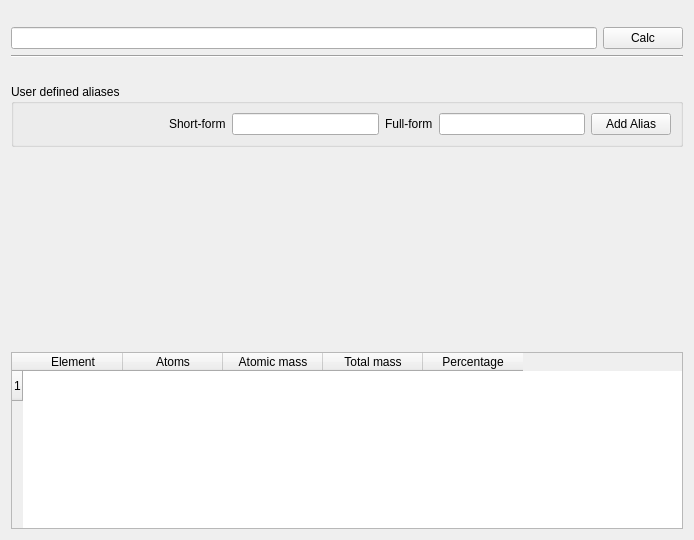
The window that src/molcalcwidgetbase.ui (KDE/kalzium) describes before a commit, drawn with Qt 5.
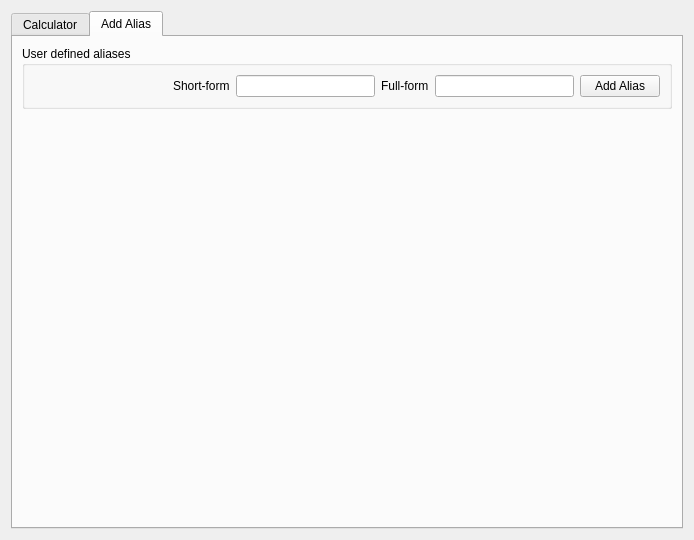
The same window after the commit. The open tabs and pages were chosen to show the change. Custom widgets are drawn as their Qt base class.

Commit message: Making the molcalWidget prettier.

Diff of the .ui file:
```diff
--- a/src/molcalcwidgetbase.ui
+++ b/src/molcalcwidgetbase.ui
@@ -10,6 +10,16 @@
     <height>540</height>
    </rect>
   </property>
+  <layout class="QVBoxLayout" name="verticalLayout_3">
+   <item>
+    <widget class="QTabWidget" name="tabWidget">
+     <property name="currentIndex">
+      <number>0</number>
+     </property>
+     <widget class="QWidget" name="tab">
+      <attribute name="title">
+       <string>Calculator</string>
+      </attribute>
   <layout class="QVBoxLayout" name="verticalLayout_2">
    <item>
     <spacer>
@@ -60,86 +70,6 @@
      </property>
     </widget>
    </item>
-   <item>
-    <widget class="QLabel" name="aliasMessage">
-     <property name="text">
-      <string/>
-     </property>
-    </widget>
-   </item>
-   <item>
-    <widget class="QGroupBox" name="aliasBox">
-     <property name="title">
-      <string>User defined aliases</string>
-     </property>
-     <layout class="QVBoxLayout" name="verticalLayout">
-      <item>
-       <layout class="QHBoxLayout" name="horizontalLayout">
-        <item>
-         <spacer name="horizontalSpacer">
-          <property name="orientation">
-           <enum>Qt::Horizontal</enum>
-          </property>
-          <property name="sizeHint" stdset="0">
-           <size>
-            <width>40</width>
-            <height>20</height>
-           </size>
-          </property>
-         </spacer>
-        </item>
-        <item>
-         <widget class="QLabel" name="label">
-          <property name="text">
-           <string>Short-form</string>
-          </property>
-         </widget>
-        </item>
-        <item>
-         <widget class="QLineEdit" name="shortForm"/>
-        </item>
-        <item>
-         <widget class="QLabel" name="label_2">
-          <property name="text">
-           <string>Full-form</string>
-          </property>
-         </widget>
-        </item>
-        <item>
-         <widget class="QLineEdit" name="fullForm"/>
-        </item>
-        <item>
-         <widget class="QPushButton" name="alias">
-          <property name="text">
-           <string>Add Alias</string>
-          </property>
-         </widget>
-        </item>
-       </layout>
-      </item>
-     </layout>
-    </widget>
-   </item>
-   <item>
-    <widget class="QLabel" name="resultLabel">
-     <property name="text">
-      <string/>
-     </property>
-     <property name="wordWrap">
-      <bool>true</bool>
-     </property>
-    </widget>
-   </item>
-   <item>
-    <widget class="QLabel" name="resultMass">
-     <property name="text">
-      <string/>
-     </property>
-     <property name="wordWrap">
-      <bool>true</bool>
-     </property>
-    </widget>
-   </item>
    <item>
     <widget class="QLabel" name="resultComposition">
      <property name="font">
@@ -220,6 +150,90 @@
        <string>Percentage</string>
       </property>
      </column>
+        </widget>
+       </item>
+      </layout>
+     </widget>
+     <widget class="QWidget" name="tab_2">
+      <attribute name="title">
+       <string>Add Alias</string>
+      </attribute>
+      <layout class="QVBoxLayout" name="verticalLayout_4">
+       <item>
+        <widget class="QGroupBox" name="aliasBox">
+         <property name="title">
+          <string>User defined aliases</string>
+         </property>
+         <layout class="QVBoxLayout" name="verticalLayout">
+          <item>
+           <layout class="QHBoxLayout" name="horizontalLayout">
+            <item>
+             <spacer name="horizontalSpacer">
+              <property name="orientation">
+               <enum>Qt::Horizontal</enum>
+              </property>
+              <property name="sizeHint" stdset="0">
+               <size>
+                <width>40</width>
+                <height>20</height>
+               </size>
+              </property>
+             </spacer>
+            </item>
+            <item>
+             <widget class="QLabel" name="label">
+              <property name="text">
+               <string>Short-form</string>
+              </property>
+             </widget>
+            </item>
+            <item>
+             <widget class="QLineEdit" name="shortForm"/>
+            </item>
+            <item>
+             <widget class="QLabel" name="label_2">
+              <property name="text">
+               <string>Full-form</string>
+              </property>
+             </widget>
+            </item>
+            <item>
+             <widget class="QLineEdit" name="fullForm"/>
+            </item>
+            <item>
+             <widget class="QPushButton" name="alias">
+              <property name="text">
+               <string>Add Alias</string>
+              </property>
+             </widget>
+            </item>
+           </layout>
+          </item>
+         </layout>
+        </widget>
+       </item>
+       <item>
+        <widget class="QLabel" name="aliasMessage">
+         <property name="text">
+          <string/>
+         </property>
+        </widget>
+       </item>
+       <item>
+        <spacer name="verticalSpacer">
+         <property name="orientation">
+          <enum>Qt::Vertical</enum>
+         </property>
+         <property name="sizeHint" stdset="0">
+          <size>
+           <width>20</width>
+           <height>397</height>
+          </size>
+         </property>
+        </spacer>
+       </item>
+      </layout>
+     </widget>
     </widget>
    </item>
   </layout>
```
Left out of the diff: 20 changed lines with no effect on the pictures. Lines whose indentation alone changed are shown as unchanged.
